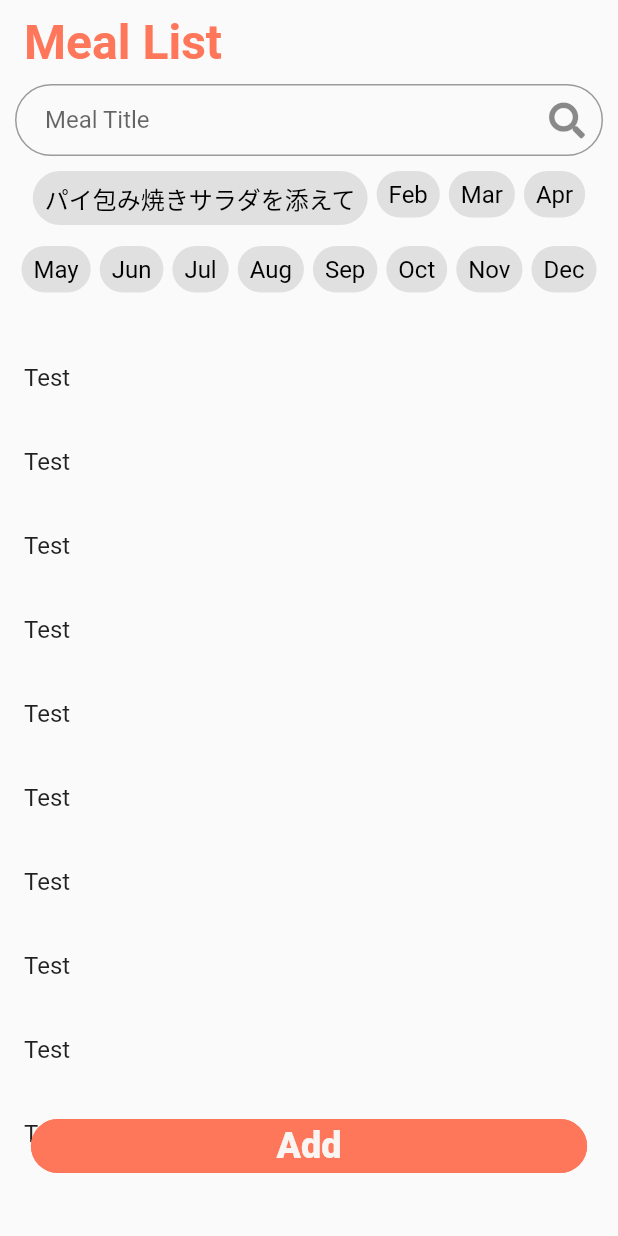
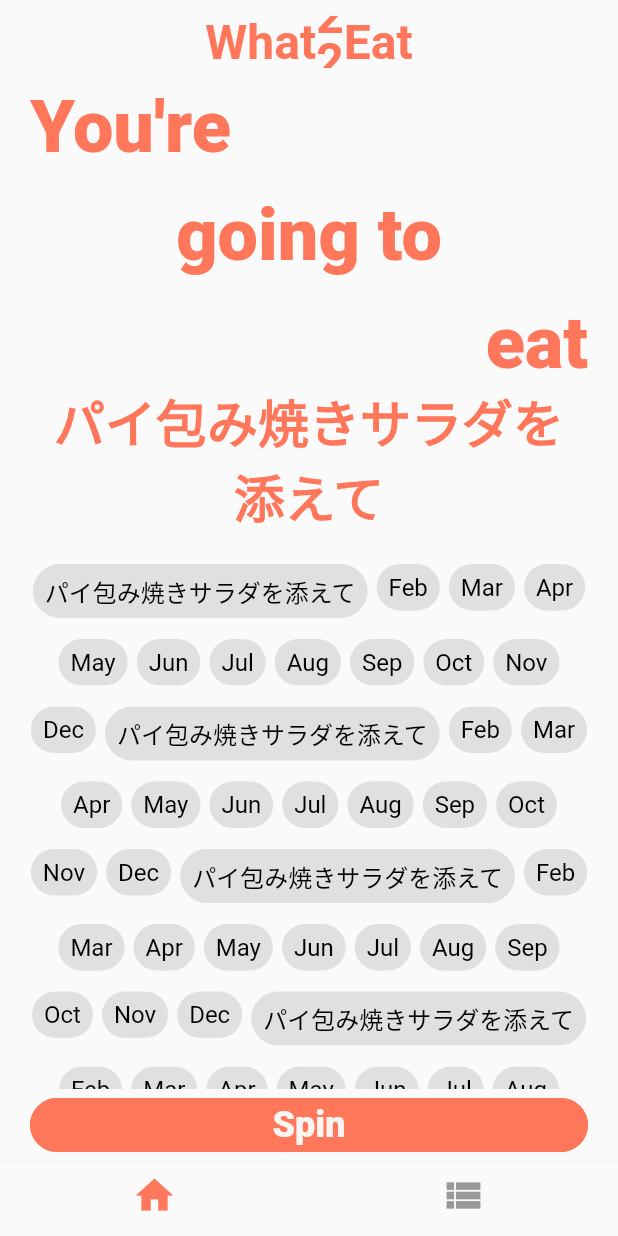
Before and after one commit to ykaito21/whattoeat_app, a Flutter app: the screen it shows after launch, on a phone screen of 412 x 824 dp. Run offline on Flutter 3.47's test engine with Material 2 defaults, Android fonts, the phone set to English and light mode, and no system bars; drawn by our look-alikes of auto_size_text, flutter_tags.

Commit message:
build home screen with bottom navigation

```diff
--- a/lib/src/ui/global/style_list.dart
+++ b/lib/src/ui/global/style_list.dart
@@ -1,24 +1,37 @@
 import 'package:flutter/material.dart';
 
 class StyleList {
-  static const TextStyle appBarTitleStyle = TextStyle(
+  static const TextStyle appBarTitleStyle = const TextStyle(
     fontSize: 32.0,
     fontWeight: FontWeight.bold,
   );
 
-  static const TextStyle buttonTextStyle = TextStyle(
+  static const TextStyle buttonTextStyle = const TextStyle(
     fontSize: 24.0,
     fontWeight: FontWeight.w900,
   );
 
-  static const EdgeInsets verticalPadding20 = const EdgeInsets.symmetric(
-    vertical: 20.0,
-  );
+  // static const EdgeInsets verticalPadding20 = const EdgeInsets.symmetric(
+  //   vertical: 20.0,
+  // );
+
   static const EdgeInsets horizontalPadding10 = const EdgeInsets.symmetric(
     horizontal: 10.0,
+  );
+
+  static const EdgeInsets horizontalPadding20 = const EdgeInsets.symmetric(
+    horizontal: 20.0,
+  );
+
+  static const EdgeInsets bottomPadding50 = const EdgeInsets.only(
+    bottom: 50.0,
   );
 
   static const SizedBox verticalBox10 = const SizedBox(
     height: 10.0,
   );
+
+  static const SizedBox verticalBox20 = const SizedBox(
+    height: 20.0,
+  );
 }
--- a/lib/src/ui/screens/home_screen.dart
+++ b/lib/src/ui/screens/home_screen.dart
@@ -1,12 +1,78 @@
+import 'package:flutter/cupertino.dart';
 import 'package:flutter/material.dart';
 import 'meals_screen.dart';
 import 'slot_screen.dart';
 
-class HomeScreen extends StatelessWidget {
+class HomeScreen extends StatefulWidget {
   const HomeScreen({Key key}) : super(key: key);
 
   @override
+  _HomeScreenState createState() => _HomeScreenState();
+}
+
+class _HomeScreenState extends State<HomeScreen> {
+  int _currentIndex = 0;
+  final List<GlobalKey<NavigatorState>> _navigators = [
+    GlobalKey<NavigatorState>(),
+    GlobalKey<NavigatorState>(),
+  ];
+
+  @override
   Widget build(BuildContext context) {
-    return MealsScreen();
+    //? need scaffold?
+    return WillPopScope(
+      onWillPop: () async {
+        return !await _navigators[_currentIndex].currentState.maybePop();
+      },
+      child: CupertinoTabScaffold(
+        tabBuilder: (context, index) {
+          return CupertinoTabView(
+            navigatorKey: _navigators[index],
+            // onGenerateRoute: RouteGenerator.generateRoute,
+            builder: (context) {
+              switch (index) {
+                case 0:
+                  return SlotScreen();
+                case 1:
+                  return MealsScreen();
+                default:
+                  return Container();
+              }
+            },
+          );
+        },
+        tabBar: CupertinoTabBar(
+          border: Border(
+            top: BorderSide(
+              color: Theme.of(context).primaryColor,
+              width: 0.0, // One physical pixel.
+              style: BorderStyle.solid,
+            ),
+          ),
+          backgroundColor: Theme.of(context).scaffoldBackgroundColor,
+          activeColor: Theme.of(context).accentColor,
+          items: <BottomNavigationBarItem>[
+            BottomNavigationBarItem(
+              icon: Icon(Icons.home),
+              // title: Text('Home'),
+            ),
+            BottomNavigationBarItem(
+              icon: Icon(Icons.view_list),
+            ),
+          ],
+          onTap: (index) {
+            print(index);
+            print(_currentIndex);
+            if (_currentIndex == index) {
+              _navigators[index]
+                  .currentState
+                  .popUntil((route) => route.isFirst);
+            }
+            //? need setState?
+            _currentIndex = index;
+          },
+        ),
+      ),
+    );
   }
 }
--- a/lib/src/ui/screens/meals_screen.dart
+++ b/lib/src/ui/screens/meals_screen.dart
@@ -1,7 +1,7 @@
 import 'package:flutter/material.dart';
-import 'package:font_awesome_flutter/font_awesome_flutter.dart';
-import 'package:whattoeat_app/src/ui/shared/widgets/base_button.dart';
-import 'package:whattoeat_app/src/ui/widgets/tag_list.dart';
+import 'package:whattoeat_app/src/ui/screens/write_meal_screen.dart';
+import '../shared/widgets/base_button.dart';
+import '../widgets/tag_list.dart';
 import '../global/style_list.dart';
 
 class MealsScreen extends StatelessWidget {
@@ -9,10 +9,10 @@ class MealsScreen extends StatelessWidget {
 
   @override
   Widget build(BuildContext context) {
-    final deviceWidth = MediaQuery.of(context).size.width;
-    final baseWidth = deviceWidth * 0.9;
+    // final deviceWidth = MediaQuery.of(context).size.width;
     return Scaffold(
       appBar: AppBar(
+        centerTitle: true,
         title: Text(
           'Meal List',
           style: StyleList.appBarTitleStyle,
@@ -22,33 +22,19 @@ class MealsScreen extends StatelessWidget {
         width: double.infinity,
         child: Column(
           children: <Widget>[
-            Container(
-              padding: const EdgeInsets.symmetric(
-                // vertical: 5.0,
-                horizontal: 10.0,
-              ),
-              decoration: BoxDecoration(),
+            Padding(
+              padding: StyleList.horizontalPadding20,
               child: TextField(
                 cursorColor: Theme.of(context).accentColor,
                 decoration: InputDecoration(
-                  contentPadding: const EdgeInsets.symmetric(
-                    horizontal: 20.0,
-                  ),
+                  contentPadding: StyleList.horizontalPadding20,
                   hintText: 'Meal Title',
                   border: OutlineInputBorder(
-                    borderRadius: BorderRadius.all(
-                      Radius.circular(
-                        30.0,
-                      ),
-                    ),
+                    borderRadius: BorderRadius.circular(30),
                     borderSide: BorderSide(),
                   ),
                   focusedBorder: OutlineInputBorder(
-                    borderRadius: BorderRadius.all(
-                      Radius.circular(
-                        30.0,
-                      ),
-                    ),
+                    borderRadius: BorderRadius.circular(30),
                     borderSide: BorderSide(
                       color: Theme.of(context).accentColor,
                     ),
@@ -57,11 +43,11 @@ class MealsScreen extends StatelessWidget {
                     onPressed: () {},
                     icon: true
                         ? Icon(
-                            FontAwesomeIcons.search,
+                            Icons.search,
                             // color: Theme.of(context).accentColor,
                           )
                         : Icon(
-                            FontAwesomeIcons.times,
+                            Icons.clear,
                             // color: Theme.of(context).accentColor,
                           ),
                   ),
@@ -70,10 +56,11 @@ class MealsScreen extends StatelessWidget {
             ),
             StyleList.verticalBox10,
             Container(
-              height: 100.0,
-              padding: StyleList.horizontalPadding10,
+              // height: 100.0,
+              // padding: StyleList.horizontalPadding10,
               child: SingleChildScrollView(
-                // scrollDirection: Axis.horizontal,
+                padding: StyleList.horizontalPadding20,
+                scrollDirection: Axis.horizontal,
                 child: TagList(),
               ),
             ),
@@ -81,25 +68,56 @@ class MealsScreen extends StatelessWidget {
             Expanded(
               child: Container(
                 child: ListView.builder(
+                  padding: const EdgeInsets.all(0.0),
                   itemCount: 10,
                   itemBuilder: (context, index) {
-                    return ListTile(title: Text('Test'));
+                    return Container(
+                      //* if using floating action button need maring
+                      // margin: index == 9 ? StyleList.bottomPadding50 : null,
+                      decoration: BoxDecoration(
+                        border: Border.all(),
+                      ),
+                      child: ListTile(
+                        onTap: () {},
+                        title: Text('Test'),
+                      ),
+                    );
                   },
+                ),
+              ),
+            ),
+            Align(
+              alignment: Alignment.bottomCenter,
+              child: Container(
+                width: double.infinity,
+                padding: StyleList.horizontalPadding20,
+                child: BaseButton(
+                  onPressed: () {
+                    Navigator.of(
+                      context,
+                      rootNavigator: true,
+                    ).push(
+                      MaterialPageRoute(
+                        builder: (context) => WriteMealScreen(),
+                      ),
+                    );
+                  },
+                  text: 'Add',
                 ),
               ),
             ),
           ],
         ),
       ),
-      floatingActionButton: Container(
-        width: baseWidth,
-        padding: StyleList.verticalPadding20,
-        child: BaseButton(
-          onPressed: () {},
-          text: 'Add',
-        ),
-      ),
-      floatingActionButtonLocation: FloatingActionButtonLocation.centerFloat,
+      // floatingActionButton: Container(
+      //   width: deviceWidth,
+      //   padding: StyleList.horizontalPadding10,
+      //   child: BaseButton(
+      //     onPressed: () {},
+      //     text: 'Add',
+      //   ),
+      // ),
+      // floatingActionButtonLocation: FloatingActionButtonLocation.centerDocked,
     );
   }
 }
--- a/lib/src/ui/screens/slot_screen.dart
+++ b/lib/src/ui/screens/slot_screen.dart
@@ -5,6 +5,7 @@ import 'package:flutter/material.dart';
 import '../widgets/tag_list.dart';
 import '../shared/widgets/base_button.dart';
 import '../global/style_list.dart';
+import 'write_meal_screen.dart';
 
 class SlotScreen extends StatefulWidget {
   const SlotScreen({Key key}) : super(key: key);
@@ -53,11 +54,12 @@ class _SlotScreenState extends State<SlotScreen> {
   @override
   Widget build(BuildContext context) {
     final deviceWidth = MediaQuery.of(context).size.width;
-    final baseWidth = deviceWidth * 0.9;
     return Scaffold(
       appBar: AppBar(
+        centerTitle: true,
         title: Row(
           mainAxisAlignment: MainAxisAlignment.center,
+          mainAxisSize: MainAxisSize.min,
           children: <Widget>[
             Text(
               'What',
@@ -86,15 +88,13 @@ class _SlotScreenState extends State<SlotScreen> {
       ),
       body: Container(
         width: double.infinity,
+        padding: StyleList.horizontalPadding20,
         child: Column(
           children: <Widget>[
-            Padding(
-              padding: StyleList.verticalPadding20,
-              child: Column(
+            Column(
               children: <Widget>[
                 Container(
                   height: 200.0,
-                    width: baseWidth,
                   child: Stack(
                     children: <Widget>[
                       Align(
@@ -141,7 +141,6 @@ class _SlotScreenState extends State<SlotScreen> {
                 ),
                 Container(
                   height: 100.0,
-                    width: baseWidth,
                   child: ListWheelScrollView.useDelegate(
                     controller: _slotScrollController,
                     physics: FixedExtentScrollPhysics(),
@@ -174,40 +173,23 @@ class _SlotScreenState extends State<SlotScreen> {
                 ),
               ],
             ),
-            ),
+            StyleList.verticalBox20,
             Expanded(
               child: Container(
-                width: baseWidth,
                 // constraints: BoxConstraints(
                 //     maxHeight: 200.0,
                 //     ),
-                padding: StyleList.verticalPadding20,
+                //* if using floating action button need maring
+                // padding: StyleList.bottomPadding50,
                 child: SingleChildScrollView(
                   child: TagList(),
                 ),
               ),
             ),
-            // Expanded(
-            //   child: Align(
-            //     alignment: Alignment.center,
-            //     child: Container(
-            //       width: baseWidth,
-            //       padding: StyleList.verticalPadding20,
-            //       child: BaseButton(
-            //         onPressed: () {
-            //           slotStart();
-            //         },
-            //         text: 'Spin',
-            //       ),
-            //     ),
-            //   ),
-            // ),
-          ],
-        ),
-      ),
-      floatingActionButton: Container(
-        width: baseWidth,
-        padding: StyleList.verticalPadding20,
+            Align(
+              alignment: Alignment.bottomCenter,
+              child: Container(
+                width: double.infinity,
                 child: BaseButton(
                   onPressed: () {
                     slotStart();
@@ -215,7 +197,21 @@ class _SlotScreenState extends State<SlotScreen> {
                   text: 'Spin',
                 ),
               ),
-      floatingActionButtonLocation: FloatingActionButtonLocation.centerFloat,
+            ),
+          ],
+        ),
+      ),
+      // floatingActionButton: Container(
+      //   width: deviceWidth,
+      //   padding: StyleList.horizontalPadding10,
+      //   child: BaseButton(
+      //     onPressed: () {
+      //       slotStart();
+      //     },
+      //     text: 'Spin',
+      //   ),
+      // ),
+      // floatingActionButtonLocation: FloatingActionButtonLocation.centerDocked,
     );
   }
 }
--- a/lib/src/ui/widgets/tag_list.dart
+++ b/lib/src/ui/widgets/tag_list.dart
@@ -9,6 +9,42 @@ class TagList extends StatelessWidget {
   }) : super(key: key);
 
   static const List<String> nameList = [
+    "パイ包み焼きサラダを添えて",
+    "Feb",
+    "Mar",
+    "Apr",
+    "May",
+    "Jun",
+    "Jul",
+    "Aug",
+    "Sep",
+    "Oct",
+    "Nov",
+    "Dec",
+    "パイ包み焼きサラダを添えて",
+    "Feb",
+    "Mar",
+    "Apr",
+    "May",
+    "Jun",
+    "Jul",
+    "Aug",
+    "Sep",
+    "Oct",
+    "Nov",
+    "Dec",
+    "パイ包み焼きサラダを添えて",
+    "Feb",
+    "Mar",
+    "Apr",
+    "May",
+    "Jun",
+    "Jul",
+    "Aug",
+    "Sep",
+    "Oct",
+    "Nov",
+    "Dec",
     "パイ包み焼きサラダを添えて",
     "Feb",
     "Mar",
--- a/pubspec.yaml
+++ b/pubspec.yaml
@@ -23,7 +23,6 @@ dependencies:
   # The following adds the Cupertino Icons font to your application.
   # Use with the CupertinoIcons class for iOS style icons.
   cupertino_icons: ^0.1.2
-  font_awesome_flutter: ^8.5.0
   auto_size_text: ^2.1.0
   flutter_tags: ^0.4.5
 
```
Also changed, not shown: lib/src/ui/screens/write_meal_screen.dart (added, +36 -0 lines), pubspec.lock. Lines whose indentation alone changed are shown as unchanged.
